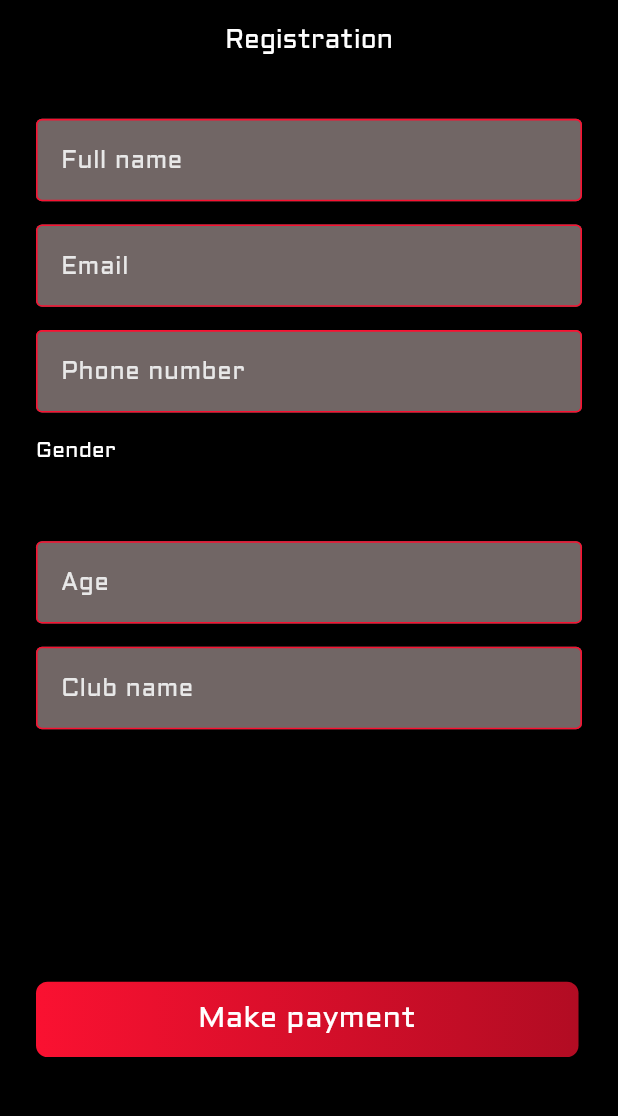
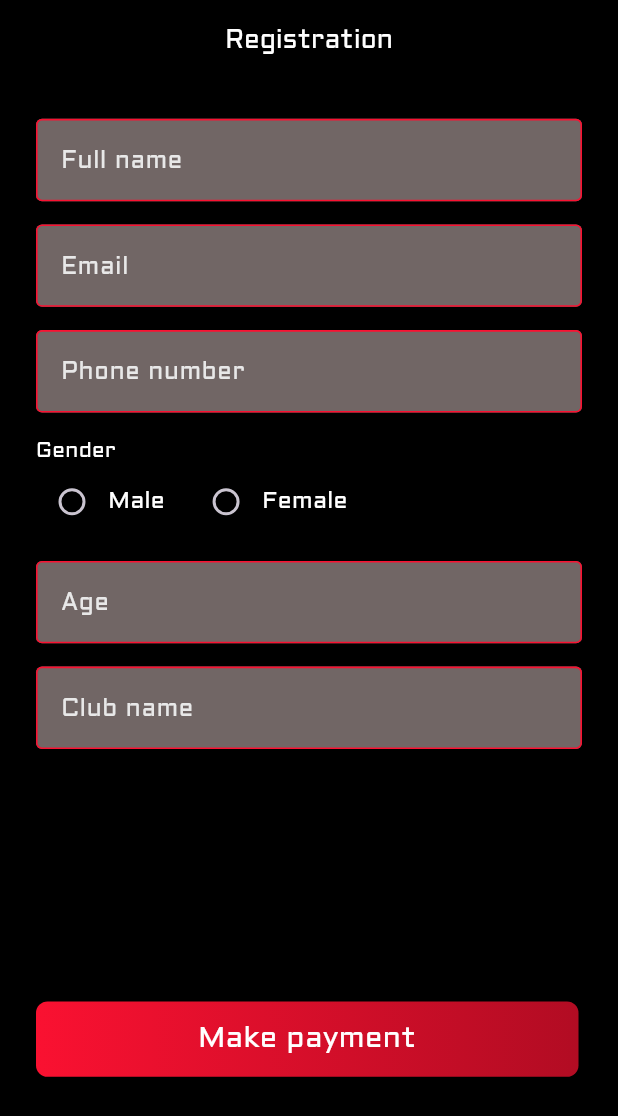
Before and after one commit to bdCalling-Sdt-hub/Shooter_App, a Flutter app: the screen it shows after launch, on a phone screen of 412 x 824 dp. Shown: the top 1116 px of the screen. Run offline on Flutter 3.47's test engine with Material 3 defaults, Android fonts, the phone set to English and light mode, and no system bars; our stand-ins replace awesome_bottom_bar, flutter_screenutil, flutter_svg, get, glassmorphism_ui, pin_code_fields.

Commit message:
RegistrationScreen  completed

```diff
--- a/lib/views/screens/registrationScreen/registration_screen.dart
+++ b/lib/views/screens/registrationScreen/registration_screen.dart
@@ -1,20 +1,30 @@
 import 'package:flutter/material.dart';
 import 'package:flutter_screenutil/flutter_screenutil.dart';
-import 'package:flutter_svg/flutter_svg.dart';
 import 'package:get/get.dart';
 
 import '../../../routes/app_routes.dart';
 import '../../../utils/app_colors.dart';
-import '../../../utils/app_icons.dart';
 import '../../../utils/app_string.dart';
 import '../../../utils/dimentions.dart';
 import '../../widgets/custom_button.dart';
 import '../../widgets/custom_text.dart';
 import '../../widgets/custom_text_field.dart';
 
-class RegistrationScreen extends StatelessWidget {
-   RegistrationScreen({super.key});
+class RegistrationScreen extends StatefulWidget {
+  const RegistrationScreen({super.key});
+
+  @override
+  State<RegistrationScreen> createState() => _RegistrationScreenState();
+}
+
+class _RegistrationScreenState extends State<RegistrationScreen> {
   final GlobalKey<FormState> _formKey = GlobalKey<FormState>();
+  String groupValue = '';
+  /*void _handleRadioValueChange(String value) {
+    setState(() {
+      groupValue = value;
+    });
+  }*/
 
   @override
   Widget build(BuildContext context) {
@@ -48,6 +58,7 @@ class RegistrationScreen extends StatelessWidget {
       ),
     );
   }
+
   //================================>TextFormField Section <=======================
   _formFieldSection() {
     return Column(
@@ -57,83 +68,104 @@ class RegistrationScreen extends StatelessWidget {
           contenpaddingHorizontal: 12.w,
           contenpaddingVertical: 16.h,
           hintText: AppString.fullName,
-          validator: (value) {
+          /*validator: (value) {
             if (value == null || value.isEmpty) {
               return "please enter your full name";
             }
             return null;
-          },
+          },*/
         ),
         SizedBox(height: 16.h),
         CustomTextField(
           contenpaddingHorizontal: 12.w,
           contenpaddingVertical: 16.h,
           hintText: AppString.email,
-          validator: (value) {
+          /*validator: (value) {
             if (value == null || value.isEmpty) {
               return "please enter your email";
             }
             return null;
-          },
+          },*/
         ),
         SizedBox(height: 16.h),
         CustomTextField(
           contenpaddingHorizontal: 12.w,
           contenpaddingVertical: 16.h,
           hintText: AppString.phoneNumber,
-          validator: (value) {
+          /* validator: (value) {
             if (value == null || value.isEmpty) {
               return "please enter your phone number";
             }
             return null;
-          },
+          },*/
         ),
         SizedBox(height: 16.h),
-        CustomText(
-          text: AppString.gender,
+        CustomText(text: AppString.gender),
+//======================================>   Radio  Button Section <==============================
+        Row(
+          children: [
+            Radio(
+                value: AppString.male,
+                activeColor: AppColors.primaryColor,
+                groupValue: groupValue,
+                onChanged: (value) {
+                  setState(() {
+                    groupValue = value!;
+                  });
+                }),
+            CustomText(
+              text: AppString.male,
+              fontsize: 16.h,
+            ),
+            SizedBox(width: 16.w),
+            Radio(
+                value: AppString.female,
+                activeColor: AppColors.primaryColor,
+                groupValue: groupValue,
+                onChanged: (value) {
+                  setState(() {
+                    groupValue = value!;
+                  });
+                }),
+            CustomText(
+              text: AppString.female,
+              fontsize: 16.h,
+            ),
+          ],
         ),
-
-        //================================================================================================================
-
-
-
-
-
-
-
-
-        SizedBox(height: 52.h),
+        SizedBox(height: 16.h),
         CustomTextField(
           contenpaddingHorizontal: 12.w,
           contenpaddingVertical: 16.h,
           hintText: AppString.age,
-          validator: (value) {
+          /*validator: (value) {
             if (value == null || value.isEmpty) {
               return "please enter your age";
             }
             return null;
-          },
+          },*/
         ),
         SizedBox(height: 16.h),
         CustomTextField(
           contenpaddingHorizontal: 12.w,
           contenpaddingVertical: 16.h,
           hintText: AppString.clubName,
-          validator: (value) {
+          /* validator: (value) {
             if (value == null || value.isEmpty) {
               return "please enter your club name";
             }
             return null;
-          },
+          },*/
         ),
         SizedBox(height: 174.h),
         CustomButton(
           title: AppString.makePayment,
           titlecolor: Colors.white,
           onpress: () {
-            if (_formKey.currentState!.validate()) {
+            //Get.toNamed(AppRoutes.getOtpSceeen);
+            /*if (_formKey.currentState!.validate()) {
               Get.toNamed(AppRoutes.getOtpSceeen);
-            }
+            }*/
           },
         ),
       ],
```
